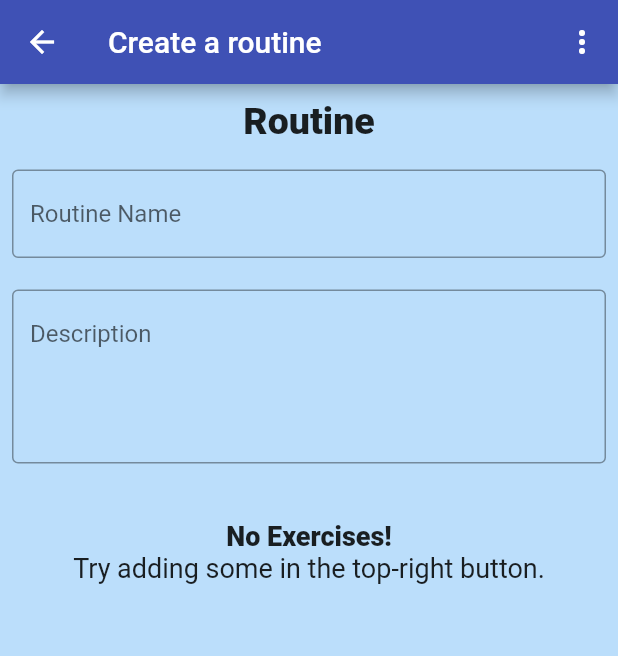
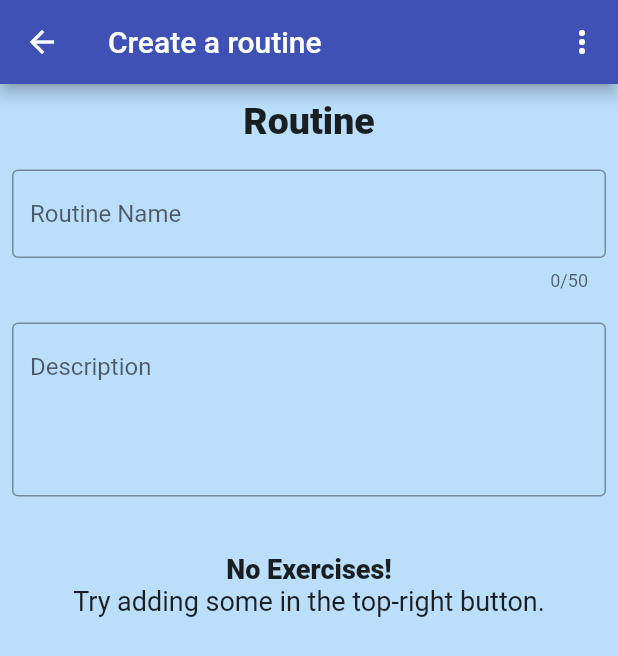
Before and after one commit to ramiro-marinio/gym-manager, a Flutter app: the CreateRoutine screen opened directly, on a phone screen of 412 x 824 dp. Shown: the top 656 px of the screen. Run offline on Flutter 3.47's test engine with Material 2 defaults, Android fonts, the phone set to English and light mode, and no system bars; our stand-ins replace auto_size_text, gap, go_router, sqflite; accounts and stored records are empty.

```diff
--- a/lib/widgets/pages/forms/create_routine.dart
+++ b/lib/widgets/pages/forms/create_routine.dart
@@ -24,6 +24,7 @@ class _CreateRoutineState extends State<CreateRoutine> {
   Widget build(BuildContext context) {
     List<Widget> routine = context.watch<CreationProvider>().routine;
     List<ExerciseType> exs = context.watch<DbProvider>().exercises;
+    final formKey = GlobalKey<FormState>();
     return WillPopScope(
       onWillPop: () async {
         showDialog(
@@ -90,7 +91,9 @@ class _CreateRoutineState extends State<CreateRoutine> {
           ],
         ),
         body: ReorderableListView(
-          header: Column(
+          header: Form(
+            key: formKey,
+            child: Column(
               children: [
                 const Padding(
                   padding: EdgeInsets.only(top: 10, bottom: 10),
@@ -99,13 +102,21 @@ class _CreateRoutineState extends State<CreateRoutine> {
                     child: Text(
                       "Routine",
                       textAlign: TextAlign.center,
-                    style: TextStyle(fontSize: 25, fontWeight: FontWeight.w900),
+                      style:
+                          TextStyle(fontSize: 25, fontWeight: FontWeight.w900),
                     ),
                   ),
                 ),
                 Padding(
                   padding: const EdgeInsets.all(8.0),
-                child: TextField(
+                  child: TextFormField(
+                    validator: (value) {
+                      if (value == null || value == "") {
+                        return "Please insert a name";
+                      }
+                      return null;
+                    },
+                    maxLength: 50,
                     controller: name,
                     autocorrect: false,
                     decoration: const InputDecoration(
@@ -139,6 +150,7 @@ class _CreateRoutineState extends State<CreateRoutine> {
                 )
               ],
             ),
+          ),
           onReorder: (oldIndex, newIndex) {
             context.read<CreationProvider>().reorder(oldIndex, newIndex);
           },
@@ -147,6 +159,7 @@ class _CreateRoutineState extends State<CreateRoutine> {
         floatingActionButton: routine.isNotEmpty
             ? FloatingActionButton(
                 onPressed: () {
+                  if (formKey.currentState!.validate()) {
                     context.read<CreationProvider>().createRoutine(
                       context,
                       () {
@@ -171,6 +184,7 @@ class _CreateRoutineState extends State<CreateRoutine> {
                       name.text,
                       description.text,
                     );
+                  }
                 },
                 child: const Icon(Icons.check),
               )
--- a/lib/widgets/pages/routines.dart
+++ b/lib/widgets/pages/routines.dart
@@ -34,7 +34,6 @@ class _RoutinesState extends State<Routines> {
         future: routines,
         builder: (context, snapshot) {
           if (snapshot.connectionState == ConnectionState.done) {
-            print(snapshot.data);
             return ListView(children: [
               const SizedBox(
                 width: double.infinity,
```
Also changed, not shown: lib/providers/db/dbprovider.dart (+3 -4 lines), lib/providers/db/functions/generateexercises.dart (+14 -11 lines). Lines whose indentation alone changed are shown as unchanged.
